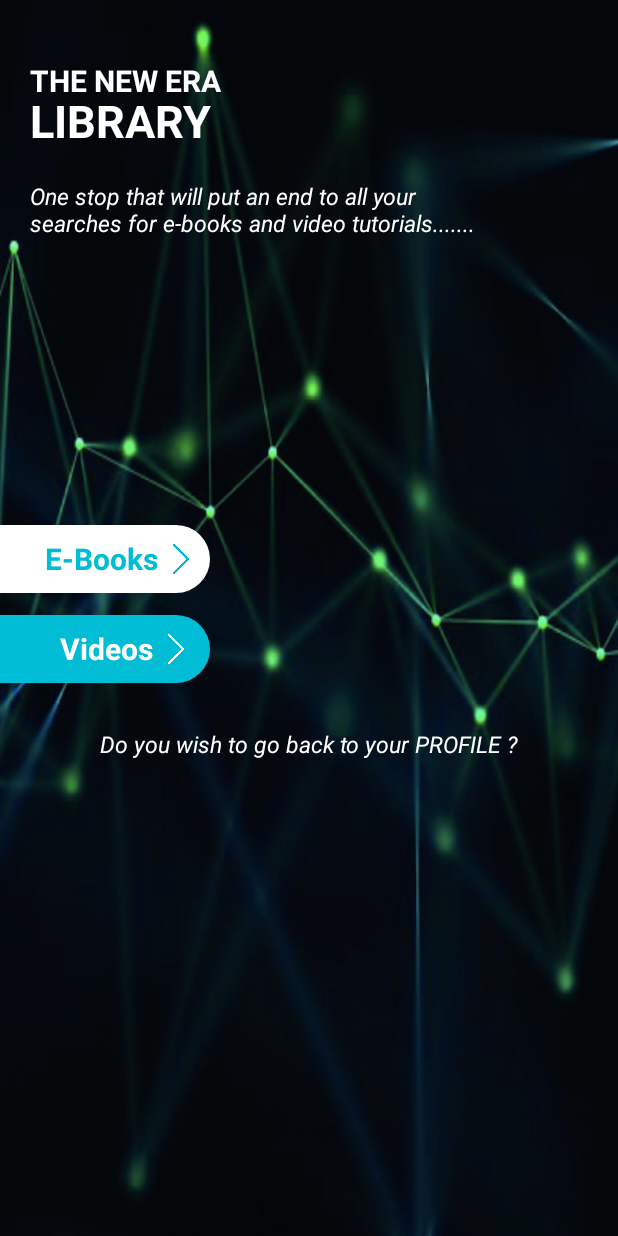
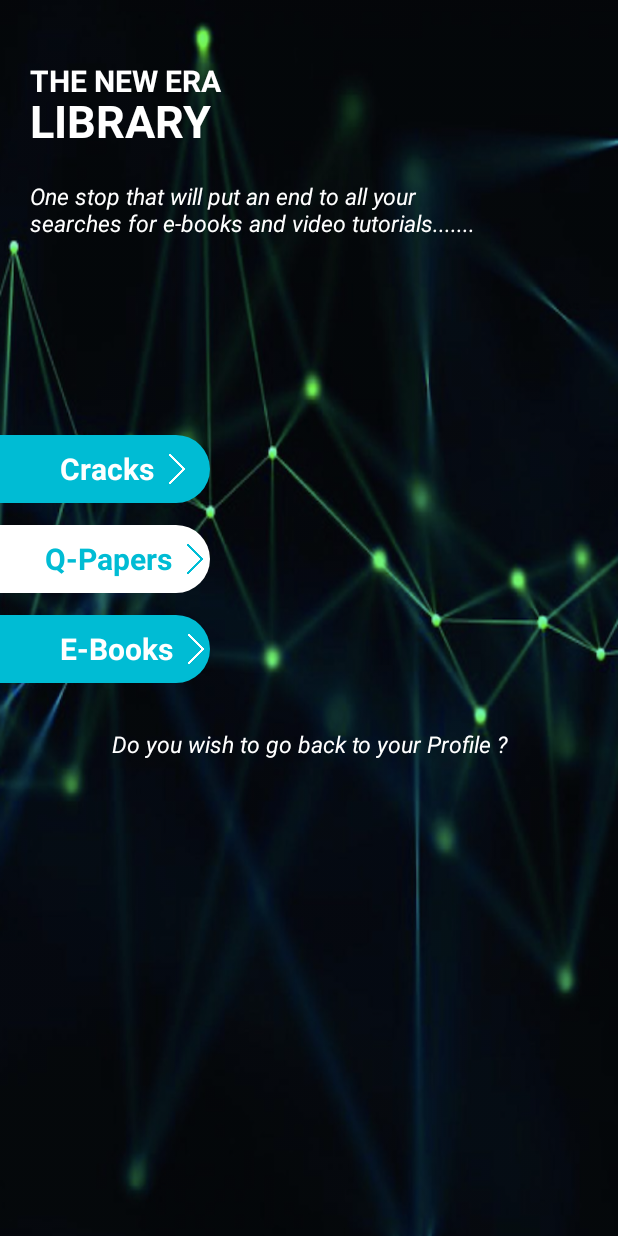
Before and after one commit to abhitroy/dino, an Android app: the screen it shows after launch once a user with an empty profile is signed in (MainActivity), on a phone screen of 412 x 824 dp. Run offline under Robolectric (Android 15) with nearby library versions, the phone set to English and light mode, and no system bars; our stand-ins replace Firebase (no records; nobody signed in at launch, a user with empty details on screens opened directly).

Commit message:
small changes

```diff
--- a/app/build.gradle
+++ b/app/build.gradle
@@ -32,7 +32,7 @@ dependencies {
     compile 'com.android.support:support-vector-drawable:26.+'
     compile 'org.apache.commons:commons-io:1.3.2'
     compile 'com.google.android.gms:play-services-auth:11.8.0'
-    compile'com.github.barteksc:android-pdf-viewer:2.3.0'
+    compile 'com.github.barteksc:android-pdf-viewer:2.3.0'
     compile 'com.android.support:recyclerview-v7:26.1.0'
     compile 'com.android.support:cardview-v7:26.1.0'
     compile 'com.firebaseui:firebase-ui-database:0.4.0'
--- a/app/src/main/java/org/viciousanddelicious/viciousdelicious/MainActivity.java
+++ b/app/src/main/java/org/viciousanddelicious/viciousdelicious/MainActivity.java
@@ -3,6 +3,7 @@ package org.viciousanddelicious.viciousdelicious;
 import android.content.Context;
 import android.content.Intent;
 import android.content.SharedPreferences;
+import android.net.Uri;
 import android.support.v7.app.AppCompatActivity;
 import android.os.Bundle;
 import android.view.View;
@@ -13,7 +14,8 @@ import android.widget.TextView;
 
 public class MainActivity extends AppCompatActivity {
 
-    private LinearLayout vdo;
+    private LinearLayout crack;
+    private LinearLayout qpaper;
     private LinearLayout book;
     String x;
     String y;
@@ -27,9 +29,11 @@ public class MainActivity extends AppCompatActivity {
         super.onCreate(savedInstanceState);
         setContentView(R.layout.activity_main);
 
-        book = (LinearLayout) findViewById(R.id.temp);
-        vdo = (LinearLayout) findViewById(R.id.temp1);
+        qpaper = (LinearLayout) findViewById(R.id.qpaper);
+        crack = (LinearLayout) findViewById(R.id.crack);
         profile = (TextView) findViewById(R.id.profile);
+
+       book=(LinearLayout)findViewById(R.id.ebook);
 
         profile.setOnClickListener(new View.OnClickListener() {
             @Override
@@ -37,20 +41,40 @@ public class MainActivity extends AppCompatActivity {
                 profilefn();
             }
         });
+        qpaper.setOnClickListener(new View.OnClickListener() {
+            @Override
+            public void onClick(View view) {
+                quest();
+            }
+        });
+        crack.setOnClickListener(new View.OnClickListener() {
+            @Override
+            public void onClick(View view) {
+                crack();
+            }
+        });
         book.setOnClickListener(new View.OnClickListener() {
             @Override
             public void onClick(View view) {
-                bookfn();
-            }
-        });
-        vdo.setOnClickListener(new View.OnClickListener() {
-            @Override
-            public void onClick(View view) {
-                vdofn();
+                bookfunction();
             }
         });
 
 
+    }
+    public void crack ()
+    {
+        startActivity(new Intent(MainActivity.this,website_crack.class));
+    }
+
+    public void quest ()
+    {
+        startActivity(new Intent(MainActivity.this,website.class));
+
+    }
+    public void bookfunction ()
+    {
+        startActivity(new Intent(MainActivity.this,website_ebook.class));
     }
 
 
--- a/app/src/main/java/org/viciousanddelicious/viciousdelicious/branch_year.java
+++ b/app/src/main/java/org/viciousanddelicious/viciousdelicious/branch_year.java
@@ -21,7 +21,7 @@ public class branch_year extends AppCompatActivity implements AdapterView.OnItem
     public static final String saveit="savekey";
     public static final String saveit1="savekey1";
     String x,y;
-    String selected1="SELECT YOUR DEPARTMENT";
+    String selected1="SELECT YOUR SEMESTER";
     String selected2="SELECT YOUR YEAR";
     Button choice_branch_year;
 
@@ -39,7 +39,7 @@ public class branch_year extends AppCompatActivity implements AdapterView.OnItem
 
 // Create an ArrayAdapter using the string array and a default spinner layout
        ArrayAdapter<CharSequence> adapter = ArrayAdapter.createFromResource(this,
-                R.array.department, android.R.layout.simple_spinner_item);
+                R.array.sem, android.R.layout.simple_spinner_item);
 // Specify the layout to use when the list of choices appears
         adapter.setDropDownViewResource(android.R.layout.simple_spinner_dropdown_item);
 // Apply the adapter to the spinner
@@ -57,7 +57,7 @@ public class branch_year extends AppCompatActivity implements AdapterView.OnItem
         choice_branch_year.setOnClickListener(new View.OnClickListener() {
             @Override
             public void onClick(View view) {
-                if (selected1.equals("SELECT YOUR DEPARTMENT")||selected2.equals("SELECT YOUR YEAR"))
+                if (selected1.equals("SELECT YOUR SEMESTER")||selected2.equals("SELECT YOUR YEAR"))
                 {
                     Toast.makeText(branch_year.this, "Please select the Preference", Toast.LENGTH_SHORT).show();
                 }
--- a/app/src/main/res/layout/activity_main.xml
+++ b/app/src/main/res/layout/activity_main.xml
@@ -39,17 +39,45 @@
         android:layout_marginTop="120dp"/>
 
     <LinearLayout
+
+        android:id="@+id/crack"
+        android:layout_width="140dp"
+        android:layout_height="45dp"
+        android:layout_marginTop="290dp"
+        android:orientation="horizontal"
+        android:background="@drawable/round_right_blue">
+
+        <TextView
+            android:layout_width="wrap_content"
+            android:layout_height="wrap_content"
+            android:text="Cracks"
+            android:textStyle="bold"
+            android:layout_gravity="center"
+            android:textColor="@color/white"
+            android:textSize="20dp"
+            android:layout_marginLeft="40dp"/>
+
+        <ImageView
+            android:layout_width="20dp"
+            android:layout_height="20dp"
+            android:background="@drawable/next_white"
+            android:layout_gravity="center"
+            android:layout_marginLeft="5dp"/>
+    </LinearLayout>
+
+
+    <LinearLayout
         android:layout_width="140dp"
         android:layout_height="45dp"
         android:layout_marginTop="350dp"
         android:orientation="horizontal"
         android:background="@drawable/round_right_white"
-        android:id="@+id/temp">
+        android:id="@+id/qpaper">
 
         <TextView
             android:layout_width="wrap_content"
             android:layout_height="wrap_content"
-            android:text="E-Books"
+            android:text="Q-Papers"
             android:textStyle="bold"
             android:layout_gravity="center"
             android:textColor="@color/colorPrimary"
@@ -66,7 +94,7 @@
 
     <LinearLayout
 
-        android:id="@+id/temp1"
+        android:id="@+id/ebook"
         android:layout_width="140dp"
         android:layout_height="45dp"
         android:layout_marginTop="410dp"
@@ -76,7 +104,7 @@
         <TextView
             android:layout_width="wrap_content"
             android:layout_height="wrap_content"
-            android:text="Videos"
+            android:text="E-Books"
             android:textStyle="bold"
             android:layout_gravity="center"
             android:textColor="@color/white"
@@ -99,7 +127,7 @@
         android:id="@+id/profile"
         android:layout_width="match_parent"
         android:layout_height="wrap_content"
-        android:text="Do you wish to go back to your PROFILE ?"
+        android:text="Do you wish to go back to your Profile ?"
         android:textColor="@color/white"
         android:textStyle="italic"
         android:textSize="15dp"
```
Also changed, not shown: app/src/main/AndroidManifest.xml (+8 -4 lines), app/src/main/java/org/viciousanddelicious/viciousdelicious/website.java (added, +43 -0 lines), app/src/main/java/org/viciousanddelicious/viciousdelicious/website_crack.java (added, +53 -0 lines), app/src/main/java/org/viciousanddelicious/viciousdelicious/website_ebook.java (added, +17 -0 lines), app/src/main/res/layout/activity_website.xml (added, +17 -0 lines), app/src/main/res/layout/activity_website_crack.xml (added, +16 -0 lines), app/src/main/res/layout/activity_website_ebook.xml (added, +14 -0 lines), app/src/main/res/values/array.xml (+10 -5 lines).
